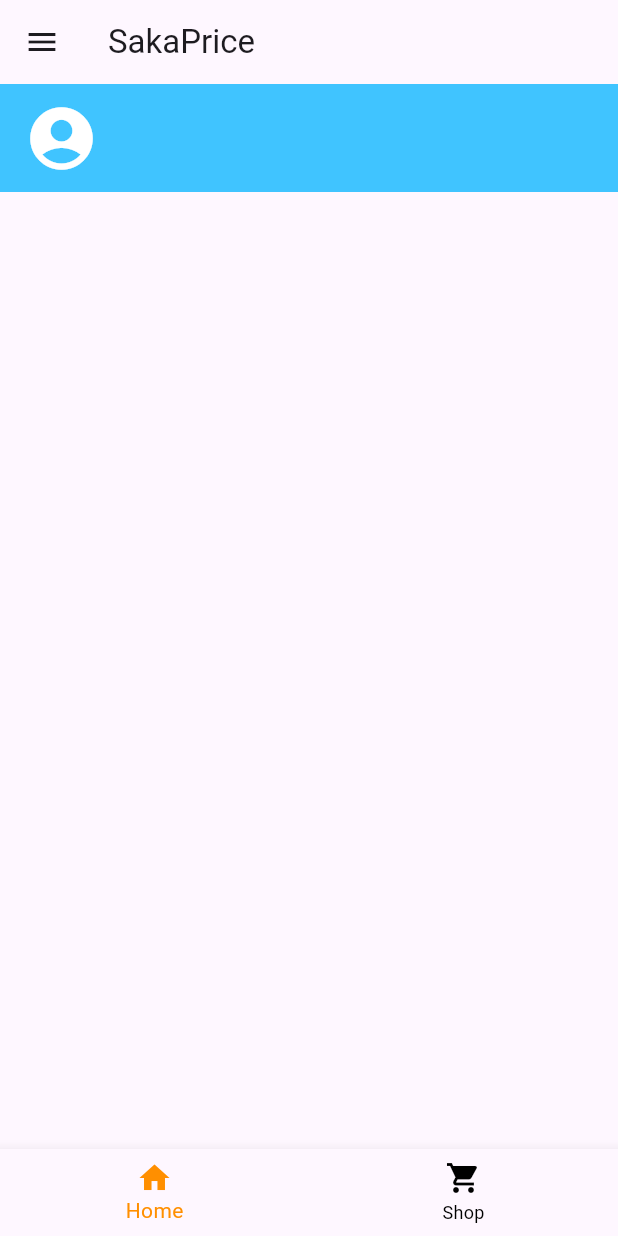
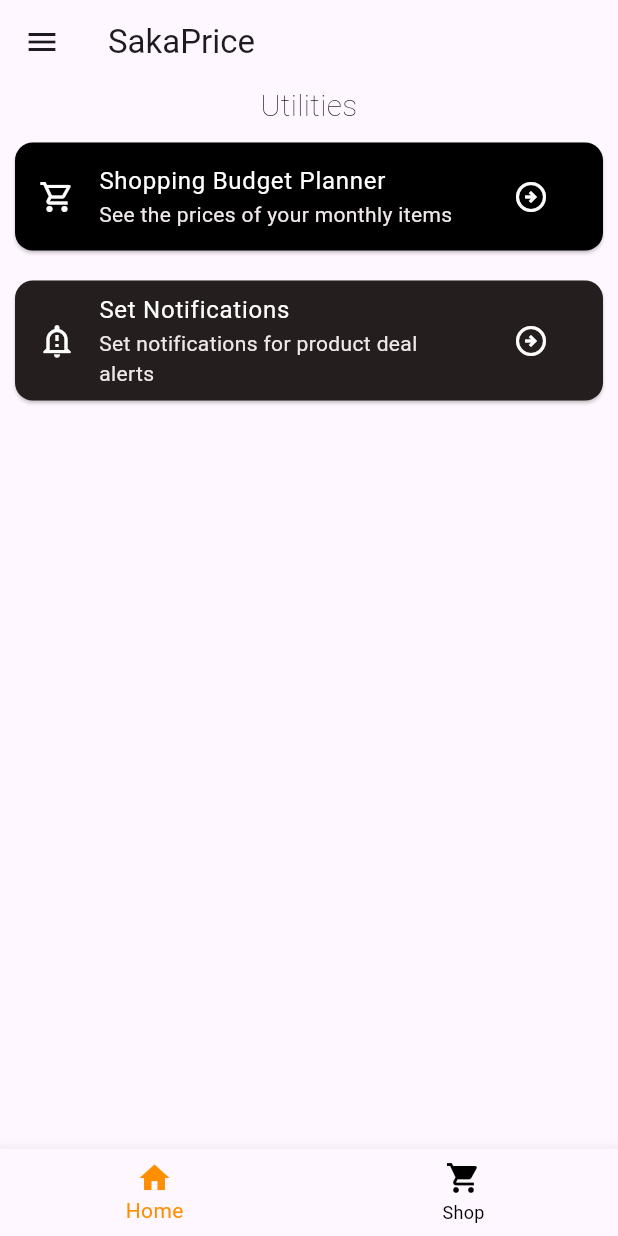
Before and after one commit to NeshJesse/shopai, a Flutter app: the MainPage screen opened by its route, on a phone screen of 412 x 824 dp. Run offline on Flutter 3.47's test engine with Material 3 defaults, Android fonts, the light colour scheme and no system bars; our stand-ins replace sign_in_button, supabase_flutter, webview_flutter; missing offline and left inert: flutter_web_auth; accounts and stored records are empty.

Commit message:
latest changes with shopping plan

```diff
--- a/lib/baselayout.dart
+++ b/lib/baselayout.dart
@@ -4,11 +4,14 @@ import 'package:supabase_flutter/supabase_flutter.dart';
 class BaseLayout extends StatefulWidget {
   final PreferredSizeWidget? appBar;
   final Widget? body;
-  final Widget child;
+  final Widget children;
   final Widget? floatingActionButton;
 
   BaseLayout(
-      {this.appBar, this.body, required this.child, this.floatingActionButton});
+      {this.appBar,
+      this.body,
+      required this.children,
+      this.floatingActionButton});
 
   @override
   _BaseLayoutState createState() => _BaseLayoutState();
@@ -84,7 +87,7 @@ class _BaseLayoutState extends State<BaseLayout> {
         ),
       ),
       appBar: widget.appBar,
-      body: widget.child,
+      body: widget.children,
       floatingActionButton: widget.floatingActionButton,
       bottomNavigationBar: BottomNavigationBar(
         items: const <BottomNavigationBarItem>[
--- a/lib/main.dart
+++ b/lib/main.dart
@@ -1,10 +1,13 @@
 import 'package:flutter/material.dart';
+import 'package:flutter/rendering.dart';
 import 'package:shopai/screens/shopping.dart';
 import 'package:shopai/screens/features.dart';
 import 'package:shopai/baselayout.dart';
 import 'package:shopai/screens/splash.dart';
 import 'package:shopai/screens/account.dart';
 import 'package:supabase_flutter/supabase_flutter.dart';
+import 'package:shopai/screens/planlist.dart';
+import 'package:shopai/screens/alerts.dart';
 
 void main() async {
   WidgetsFlutterBinding.ensureInitialized();
@@ -97,18 +100,83 @@ class _MainPageState extends State<MainPage> {
       appBar: AppBar(
         title: Text('SakaPrice'),
       ),
-      child: Center(
-        child: ListView(
+      children: Center(
+        child: Column(
           children: [
-            ListTile(
-              leading:
-                  Icon(Icons.account_circle, size: 50, color: Colors.white),
-              title: Text(_username ?? 'Loading...'),
-              subtitle: Text(_email ?? 'Loading...'),
-              tileColor: Colors.lightBlueAccent,
-              textColor: Colors.white,
+            Text(
+              "Utilities",
+              textAlign: TextAlign.center,
+              style: TextStyle(
+                fontSize: 20,
+                fontWeight: FontWeight.w200,
+                color: Colors.black,
+              ),
             ),
-            // Add other widgets here as needed
+
+            Card(
+              margin: EdgeInsets.all(10.0),
+              color: Colors.black,
+              child: ListTile(
+                leading: Icon(
+                  Icons.shopping_cart_outlined,
+                  color: Colors.white,
+                ),
+                title: Text(
+                  'Shopping Budget Planner',
+                  style: TextStyle(
+                    color: Colors.white,
+                  ),
+                ),
+                subtitle: Text(
+                  'See the prices of your monthly items',
+                  style: TextStyle(
+                    color: const Color.fromARGB(255, 240, 232, 232),
+                  ),
+                ),
+                trailing: IconButton(
+                  icon: Icon(Icons.arrow_circle_right_outlined),
+                  onPressed: () {
+                    Navigator.push(
+                      context,
+                      MaterialPageRoute(builder: (context) => PlanListScreen()),
+                    );
+                  },
+                  color: Colors.white,
+                ),
+              ),
+            ),
+            Card(
+              margin: EdgeInsets.all(10.0),
+              color: const Color.fromARGB(255, 36, 30, 30),
+              child: ListTile(
+                leading: Icon(
+                  Icons.notification_important_outlined,
+                  color: Colors.white,
+                ),
+                title: Text(
+                  'Set Notifications',
+                  style: TextStyle(
+                    color: Colors.white,
+                  ),
+                ),
+                subtitle: Text(
+                  'Set notifications for product deal alerts',
+                  style: TextStyle(
+                    color: const Color.fromARGB(255, 240, 232, 232),
+                  ),
+                ),
+                trailing: IconButton(
+                  icon: Icon(Icons.arrow_circle_right_outlined),
+                  onPressed: () {
+                    Navigator.push(
+                      context,
+                      MaterialPageRoute(builder: (context) => AlertsScreen()),
+                    );
+                  },
+                  color: Colors.white,
+                ),
+              ),
+            ), // // Add other widgets here as needed
           ],
         ),
       ),
--- a/lib/screens/account.dart
+++ b/lib/screens/account.dart
@@ -71,7 +71,7 @@ class _UserBioPageState extends State<UserBioPage> {
       appBar: AppBar(
         title: Text('User Bio'),
       ),
-      child: SingleChildScrollView(
+      children: SingleChildScrollView(
         child: Padding(
           padding: EdgeInsets.all(16.0),
           child: Column(
--- a/lib/screens/features.dart
+++ b/lib/screens/features.dart
@@ -30,7 +30,7 @@ class _FeatureUpvotePageState extends State<FeatureUpvotePage> {
       appBar: AppBar(
         title: Text('Feature Upvote'),
       ),
-      child: ListView.builder(
+      children: ListView.builder(
         itemCount: features.length,
         itemBuilder: (context, index) {
           return Card(
--- a/lib/screens/shoppinglist.dart
+++ b/lib/screens/shoppinglist.dart
@@ -58,7 +58,7 @@ class _ShoppingListScreenState extends State<ShoppingListScreen> {
         onPressed: _showAddItemScreen,
         child: Icon(Icons.add),
       ),
-      child: Column(
+      children: Column(
         children: [
           Expanded(
             child: ListView.builder(
--- a/pubspec.yaml
+++ b/pubspec.yaml
@@ -39,6 +39,7 @@ dependencies:
   dio: ^4.0.4
   url_launcher: ^6.0.9
   path: any
+  intl: ^0.17.0
   google_sign_in: any
   path_provider: ^2.0.11
   cupertino_icons: ^1.0.6
```
Also changed, not shown: lib/screens/alerts.dart (added, +36 -0 lines), lib/screens/createalert.dart (added, +73 -0 lines), lib/screens/planadd.dart (added, +157 -0 lines), lib/screens/planlist.dart (added, +93 -0 lines), lib/screens/shopping.dart (+20 -3 lines), lib/screens/signup2.dart (+21 -0 lines), pubspec.lock.
